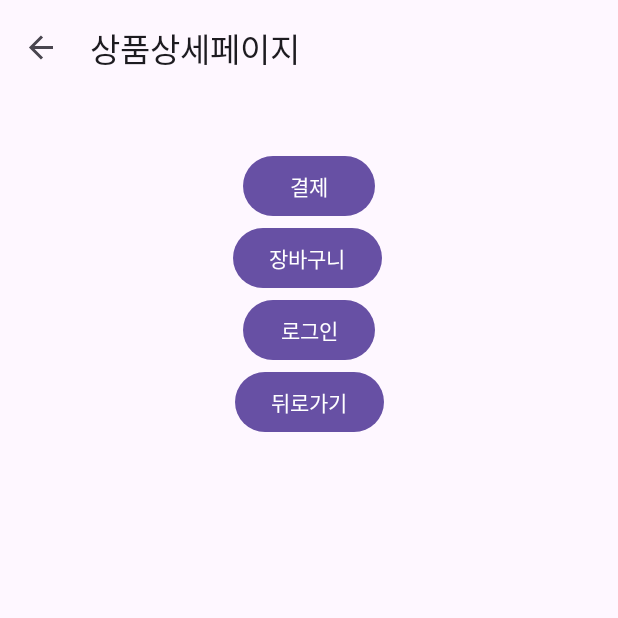
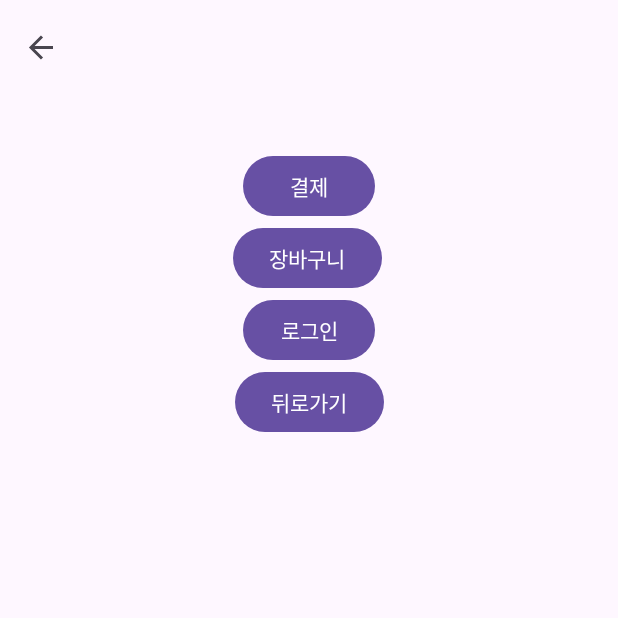
Before and after one commit to space8033/Team5AndroidProject, an Android app: the screen it shows after launch (MainActivity), after a tap on "상품상세", on a phone screen of 412 x 824 dp, the top half of it. Run offline under Robolectric (Android 15) with nearby library versions, the phone set to English and light mode, and no system bars; our stand-ins replace navigation-ui; 2 other taps on this screen came first.

Commit message:
Toolbar(Topbar) 검색페이지 추가

```diff
--- a/app/src/main/res/drawable/ic_home_24dp.xml
+++ b/app/src/main/res/drawable/ic_home_24dp.xml
@@ -2,9 +2,8 @@
     android:width="48dp"
     android:height="48dp"
     android:viewportWidth="960"
-    android:viewportHeight="960"
-    android:tint="?attr/colorControlNormal">
+    android:viewportHeight="960">
   <path
-      android:fillColor="@android:color/white"
+      android:fillColor="@android:color/black"
       android:pathData="M220,780L370,780L370,530L590,530L590,780L740,780L740,390L480,195L220,390L220,780ZM160,840L160,360L480,120L800,360L800,840L530,840L530,590L430,590L430,840L160,840ZM480,487L480,487L480,487L480,487L480,487L480,487L480,487L480,487L480,487L480,487Z"/>
 </vector>
--- a/app/src/main/res/navigation/nav_graph.xml
+++ b/app/src/main/res/navigation/nav_graph.xml
@@ -8,8 +8,7 @@
     <fragment
         android:id="@+id/dest_main"
         android:name="com.example.team5androidproject.ui.MainFragment"
-        android:label="메인페이지"
-        tools:layout="@layout/fragment_main" >
+        tools:layout="@layout/fragment_main">
         <action
             android:id="@+id/action_dest_main_to_dest_search"
             app:destination="@id/dest_search" />
@@ -29,8 +28,7 @@
     <fragment
         android:id="@+id/dest_search"
         android:name="com.example.team5androidproject.ui.SearchFragment"
-        android:label="검색페이지"
-        tools:layout="@layout/fragment_search" >
+        tools:layout="@layout/fragment_search">
         <action
             android:id="@+id/action_dest_search_to_dest_list"
             app:destination="@id/dest_list" />
@@ -38,8 +36,7 @@
     <fragment
         android:id="@+id/dest_list"
         android:name="com.example.team5androidproject.ui.ListFragment"
-        android:label="리스트페이지"
-        tools:layout="@layout/fragment_list" >
+        tools:layout="@layout/fragment_list">
         <action
             android:id="@+id/action_dest_list_to_dest_detail"
             app:destination="@id/dest_detail" />
@@ -47,8 +44,7 @@
     <fragment
         android:id="@+id/dest_mypage"
         android:name="com.example.team5androidproject.ui.MyPageFragment"
-        android:label="마이페이지"
-        tools:layout="@layout/fragment_my_page" >
+        tools:layout="@layout/fragment_my_page">
         <action
             android:id="@+id/action_dest_mypage_to_dest_detail"
             app:destination="@id/dest_detail" />
@@ -56,13 +52,11 @@
     <fragment
         android:id="@+id/dest_login"
         android:name="com.example.team5androidproject.ui.LoginFragment"
-        android:label="로그인페이지"
         tools:layout="@layout/fragment_login" />
     <fragment
         android:id="@+id/dest_detail"
         android:name="com.example.team5androidproject.ui.DetailFragment"
-        android:label="상품상세페이지"
-        tools:layout="@layout/fragment_detail" >
+        tools:layout="@layout/fragment_detail">
         <action
             android:id="@+id/action_dest_detail_to_dest_order"
             app:destination="@id/dest_order" />
@@ -76,8 +70,7 @@
     <fragment
         android:id="@+id/dest_order"
         android:name="com.example.team5androidproject.ui.OrderFragment"
-        android:label="결제페이지"
-        tools:layout="@layout/fragment_order" >
+        tools:layout="@layout/fragment_order">
         <action
             android:id="@+id/action_dest_order_to_dest_mypage"
             app:destination="@id/dest_mypage" />
@@ -85,8 +78,7 @@
     <fragment
         android:id="@+id/dest_cart"
         android:name="com.example.team5androidproject.ui.CartFragment"
-        android:label="장바구니"
-        tools:layout="@layout/fragment_cart" >
+        tools:layout="@layout/fragment_cart">
         <action
             android:id="@+id/action_dest_cart_to_dest_order"
             app:destination="@id/dest_order" />
```
Also changed, not shown: app/src/main/java/com/example/team5androidproject/ui/SearchFragment.java (+25 -11 lines), app/src/main/res/layout/fragment_search.xml (+0 -19 lines), app/src/main/res/menu/search_fragment.xml (added, +19 -0 lines).
